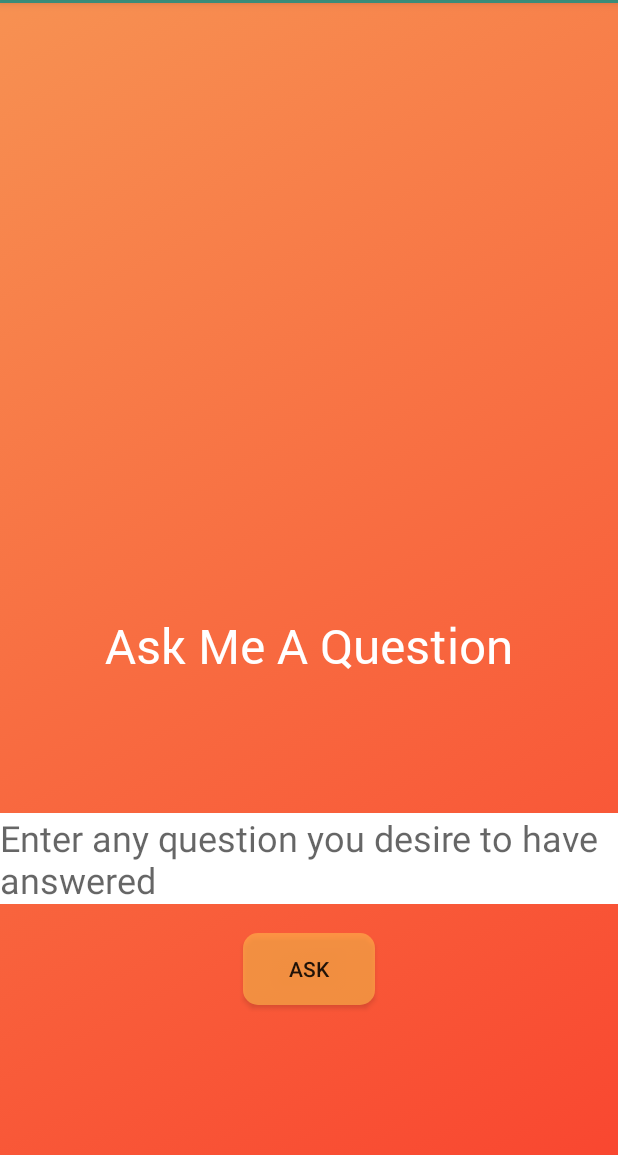
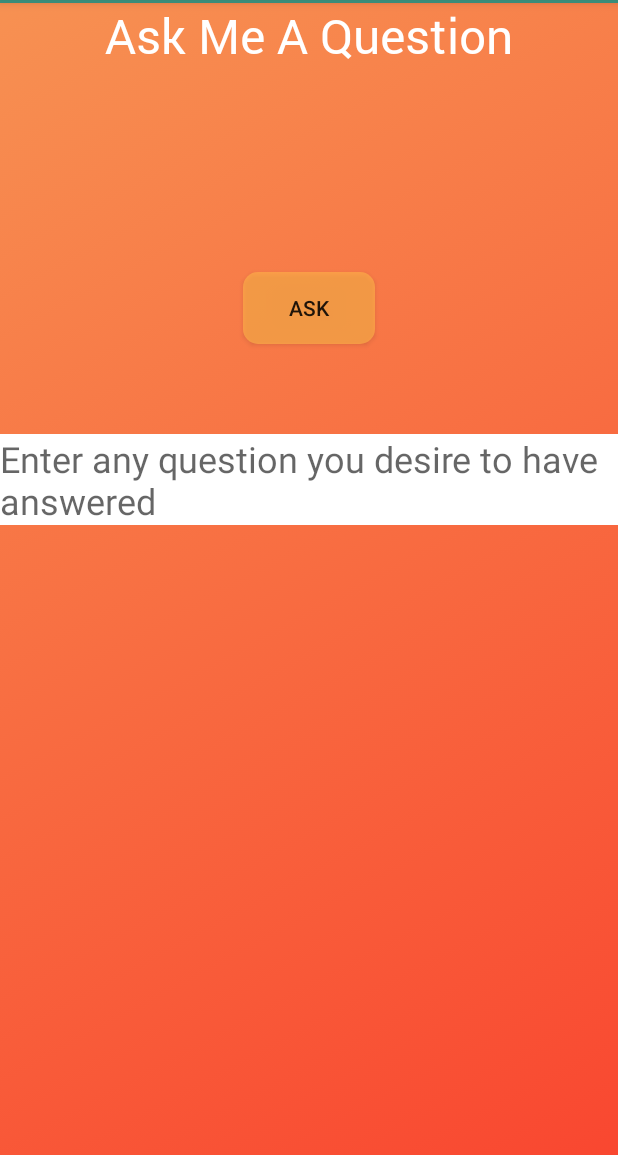
Before and after one commit to katetrahan/SpiritGuide, an Android app: the screen it shows after launch (MainActivity), on a phone screen of 412 x 824 dp, the part 81-1236 px from its top. Run offline under Robolectric (Android 15) with nearby library versions, the light colour scheme and no system bars; our stand-ins replace ButterKnife, Firebase (no records; nobody signed in at launch, a user with empty details on screens opened directly).

Commit message:
rearrange button

```diff
--- a/app/src/main/res/layout/activity_main.xml
+++ b/app/src/main/res/layout/activity_main.xml
@@ -13,41 +13,36 @@
 
         android:layout_width="wrap_content"
         android:layout_height="wrap_content"
-        android:layout_above="@+id/userQuestionEditText"
+        android:layout_alignParentTop="true"
         android:layout_centerHorizontal="true"
-        android:layout_marginBottom="90dp"
         android:text="Ask Me A Question"
-        android:textSize="32sp"
         android:textColor="@color/colorTextIcons"
-        app:layout_constraintBottom_toBottomOf="parent"
-        app:layout_constraintLeft_toLeftOf="parent"
-        app:layout_constraintRight_toRightOf="parent"
-        app:layout_constraintTop_toTopOf="parent"
+        android:textSize="32sp" />
 
-       />
+    <Button
+        android:id="@+id/getResponseButton"
+        android:layout_width="wrap_content"
+        android:layout_height="wrap_content"
+        android:layout_below="@+id/frontPageTextView"
+        android:layout_centerHorizontal="true"
+        android:layout_marginTop="136dp"
+        android:background="@drawable/main_button"
+        android:text="Ask" />
 
     <EditText
         android:id="@+id/userQuestionEditText"
         android:layout_width="wrap_content"
         android:layout_height="wrap_content"
-        android:layout_alignParentBottom="true"
-        android:layout_centerHorizontal="true"
-        android:layout_marginBottom="167dp"
+        android:layout_alignParentLeft="true"
+        android:layout_alignParentStart="true"
+        android:layout_alignTop="@+id/getResponseButton"
+        android:layout_marginTop="108dp"
+        android:background="@color/colorTextIcons"
         android:ems="15"
         android:hint="Enter any question you desire to have answered"
         android:inputType="textMultiLine"
-        android:background="@color/colorTextIcons"
-        android:textSize="24sp"/>
+        android:textSize="24sp" />
 
-    <Button
-        android:id="@+id/getResponseButton"
-        android:layout_width="wrap_content"
-        android:layout_height="wrap_content"
-        android:layout_alignParentBottom="true"
-        android:layout_centerHorizontal="true"
-        android:text="Ask"
-        android:layout_marginBottom="100dp"
-        android:background="@drawable/main_button"
-        />
+
 
 </RelativeLayout>
```
